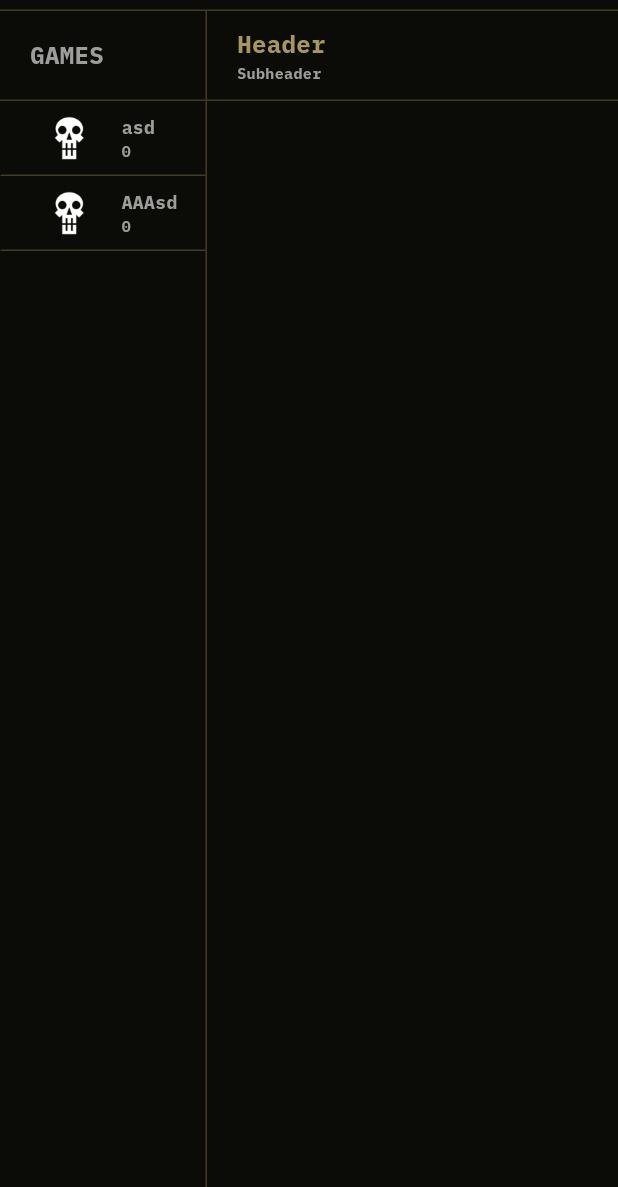
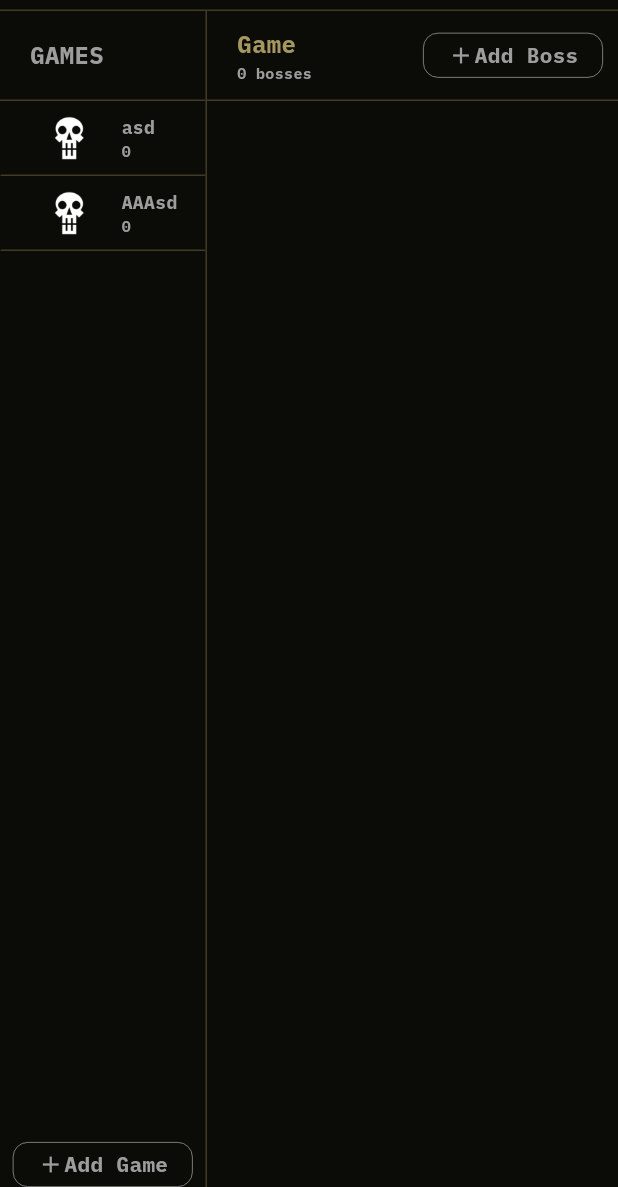
Before and after one commit to Wonder849/Death-Counter, a Flutter app: the screen it shows after launch, on a phone screen of 412 x 824 dp, the part 49-1236 px from its top. Run offline on Flutter 3.47's test engine with Material 3 defaults, Android fonts, the light colour scheme and no system bars; missing offline and left inert: window_manager.

Commit message:
Add buttons & interactive list header

```diff
--- a/lib/lists/lists_appearance/lists_headers.dart
+++ b/lib/lists/lists_appearance/lists_headers.dart
@@ -1,4 +1,7 @@
+import 'package:death_counter/lists/lists_controllers/games_list_controller.dart';
+import 'package:death_counter/models/game_model.dart';
 import 'package:death_counter/styles/colors.dart';
+import 'package:death_counter/utils/buttons.dart';
 import 'package:flutter/material.dart';
 import 'package:death_counter/styles/sizes.dart';
 
@@ -12,45 +15,93 @@ class GameListHeader extends StatelessWidget {
       height: MySizes.headersHeight,
       alignment: AlignmentGeometry.centerStart,
       padding: EdgeInsets.only(left: MySizes.textPad20),
-      decoration: BoxDecoration(border: Border(bottom: BorderSide(color: MyColors.bordersColor, width: MySizes.borderWidth))),
+      decoration: BoxDecoration(
+        border: Border(
+          bottom: BorderSide(
+            color: MyColors.bordersColor,
+            width: MySizes.borderWidth,
+          ),
+        ),
+      ),
       child: Text(
         "GAMES",
-        style: TextStyle(color: MyColors.whiteColor, fontSize: MySizes.titlesTextSz),
+        style: TextStyle(
+          color: MyColors.whiteColor,
+          fontSize: MySizes.titlesTextSz,
+        ),
       ),
     );
   }
 }
 
 // Header above boses list
-class BossListHeader extends StatefulWidget {
-  const BossListHeader({super.key});
+class BossListHeader extends StatelessWidget {
+  final GamesListController listNotifier;
+  const BossListHeader({super.key, required this.listNotifier});
 
   @override
-  State<BossListHeader> createState() => _BossListHeaderState();
+  Widget build(BuildContext context) {
+    return ListenableBuilder(
+      listenable: listNotifier,
+      builder: (context, child) {
+         final List<GameModel> updatedGamesList = listNotifier.gamesList;
+         final int selectedIndex = listNotifier.selectedIndex;
+         final int bossCount;
+         if(selectedIndex == -1) {
+          bossCount = 0;
+         }
+         else {
+          bossCount = updatedGamesList[selectedIndex].bosses?.length ?? 0;
          }
 
-class _BossListHeaderState extends State<BossListHeader> {
-  @override
-  Widget build(BuildContext context) {
         return Container(
           height: MySizes.headersHeight,
           padding: EdgeInsets.only(left: MySizes.textPad20),
-      decoration: BoxDecoration(border: Border(bottom: BorderSide(width: MySizes.borderWidth, color: MyColors.bordersColor))),
+          decoration: BoxDecoration(
+            border: Border(
+              bottom: BorderSide(
+                width: MySizes.borderWidth,
+                color: MyColors.bordersColor,
+              ),
+            ),
+          ),
           child: Row(
             children: [
-          Container(
+              Expanded(
                 child: Column(
                   crossAxisAlignment: CrossAxisAlignment.start,
                   mainAxisAlignment: MainAxisAlignment.center,
                   children: [
-                Text("Header", style: TextStyle(color: MyColors.almostYellowColor, fontSize: MySizes.titlesTextSz)),
-                Text("Subheader", style: TextStyle(color: MyColors.whiteColor, fontSize: MySizes.subTitlesTextSz))
+                    Text(
+                      selectedIndex == -1 ? "Game" : updatedGamesList[selectedIndex].gameName,
+                      style: TextStyle(
+                        color: MyColors.almostYellowColor,
+                        fontSize: MySizes.titlesTextSz,
+                      ),
+                    ),
+                    Text(
+                      bossCount.toString() + (bossCount == 1 ? " boss" : " bosses"),
+                      style: TextStyle(
+                        color: MyColors.whiteColor,
+                        fontSize: MySizes.subTitlesTextSz,
+                      ),
+                    ),
                   ],
                 ),
-          )
-          //button
+              ),
+              Container(
+                padding: EdgeInsets.only(right: 10),
+                child: MyActionButton(
+                  icon: Icons.add,
+                  iconSize: 18,
+                  text: "Add Boss",
+                  onPressed: () => {},
+                ),
+              ),
             ],
           ),
         );
+      },
+    );
   }
 }
--- a/lib/models/game_model.dart
+++ b/lib/models/game_model.dart
@@ -17,4 +17,9 @@ class GameModel {
     this.gameDeaths = gameDeaths;
     this.bosses = bosses;
   }
+
+  @override
+  String toString() {
+    return gameName;
+  }
 }
--- a/lib/pages/main_page.dart
+++ b/lib/pages/main_page.dart
@@ -6,6 +6,7 @@ import 'package:death_counter/styles/colors.dart';
 import 'package:death_counter/styles/sizes.dart';
 import 'package:death_counter/lists/lists_controllers/games_list_controller.dart';
 import 'package:death_counter/lists/lists_appearance/lists_headers.dart';
+import 'package:death_counter/utils/buttons.dart';
 import 'package:death_counter/utils/title_bar.dart';
 import 'package:flutter/material.dart';
 
@@ -54,7 +55,8 @@ class _MainPageState extends State<MainPage> {
                           listNotifier: _gamesListController,
                           onGameTap: onGameSelected,
                           ),
-                      )
+                      ),
+                      MyActionButton( icon: Icons.add, iconSize: 18, text: "Add Game", onPressed: () => {})
                     ],
                   ),
                 ),
@@ -67,7 +69,7 @@ class _MainPageState extends State<MainPage> {
                   flex: 2,
                   child: Column(
                     children: [
-                      BossListHeader(),
+                      BossListHeader(listNotifier: _gamesListController,),
                       // For list knows its hight limits
                       // other way its not working XD
                       Expanded(child: BossListBody(listNotifier: _bossListController))
--- a/lib/styles/sizes.dart
+++ b/lib/styles/sizes.dart
@@ -17,4 +17,8 @@ class MySizes
 
   static const double buttonIconContSz = 40;
   static const double buttonIconSz = 20;
+
+  static const double buttonActionWidth = 120;
+  static const double buttonActionHeight = 30;
+  static const double buttonActionBorderRadius = 10;
 }
--- a/lib/utils/buttons.dart
+++ b/lib/utils/buttons.dart
@@ -14,7 +14,7 @@ class MyIconButton extends StatelessWidget {
     required this.icon,
     required this.onPressed,
     this.contSize = MySizes.buttonIconContSz,
-    this.iconSize = MySizes.buttonIconSz
+    this.iconSize = MySizes.buttonIconSz,
   });
 
   @override
@@ -32,3 +32,51 @@ class MyIconButton extends StatelessWidget {
     );
   }
 }
+
+class MyActionButton extends StatelessWidget {
+  final IconData icon;
+  final double iconSize;
+  final String text;
+  final VoidCallback onPressed;
+  final double width;
+  final double height;
+  const MyActionButton({
+    super.key,
+    required this.icon,
+    this.iconSize = MySizes.iconsSz,
+    required this.text,
+    required this.onPressed,
+    this.width = MySizes.buttonActionWidth,
+    this.height = MySizes.buttonActionHeight,
+  });
+
+  @override
+  Widget build(BuildContext context) {
+    return InkWell(
+      onTap: onPressed,
+      borderRadius: BorderRadius.all(
+        Radius.circular(MySizes.buttonActionBorderRadius),
+      ),
+      hoverColor: MyColors.hoverButtonTilesColor,
+      splashColor: Colors.transparent,
+      child: Container(
+        width: width,
+        height: height,
+        decoration: BoxDecoration(
+          borderRadius: BorderRadius.all(
+            Radius.circular(MySizes.buttonActionBorderRadius),
+          ),
+          border: Border.all(width: 0.5, color: MyColors.whiteColor),
+        ),
+        child: Row(
+          crossAxisAlignment: CrossAxisAlignment.center,
+          mainAxisAlignment: MainAxisAlignment.center,
+          children: [
+            Icon(icon, color: MyColors.whiteColor, size: iconSize),
+            Text(text, style: TextStyle(color: MyColors.whiteColor)),
+          ],
+        ),
+      ),
+    );
+  }
+}
```
Lines whose indentation alone changed are shown as unchanged.
